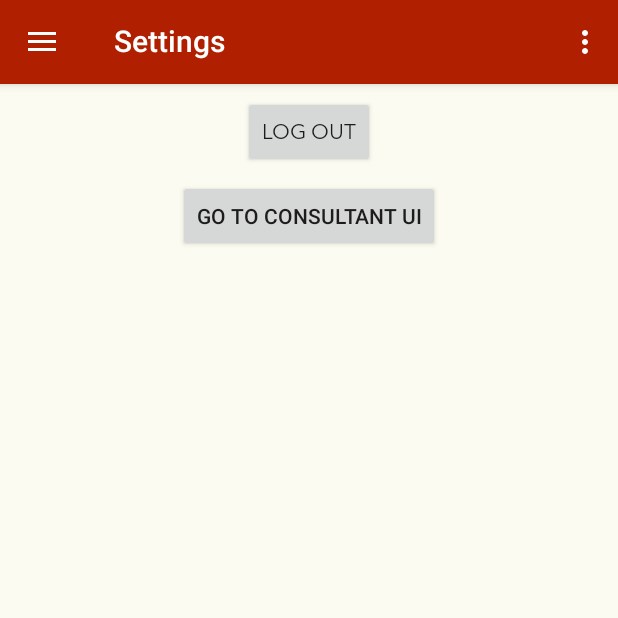
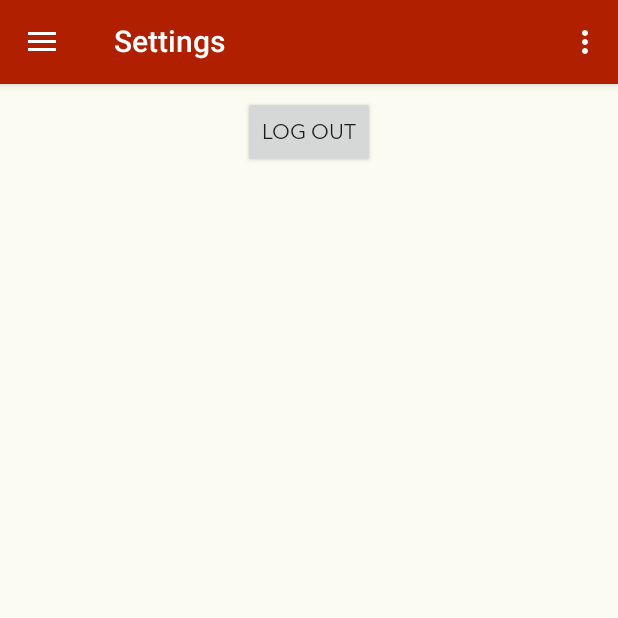
Before and after one commit to aditink/Xevo1, an Android app: the screen it shows after launch once a user with an empty profile is signed in (Main), in the options menu, after a tap on "Settings", on a phone screen of 412 x 824 dp, the top half of it. Run offline under Robolectric (Android 15) with nearby library versions, the phone set to English and light mode, and no system bars; our stand-ins replace Firebase (no records; nobody signed in at launch, a user with empty details on screens opened directly); pictures from the network do not load.

Commit message:
Removed old activity

```diff
--- a/Xevo1/app/src/main/AndroidManifest.xml
+++ b/Xevo1/app/src/main/AndroidManifest.xml
@@ -45,10 +45,6 @@
         <activity
             android:name=".RegisterActivity"
             android:label="@string/title_activity_register" />
-        <activity
-            android:name=".ConsultantQuestions"
-            android:label="@string/title_activity_consultant_questions"
-            android:theme="@style/AppTheme.NoActionBar" />
 
         <meta-data
             android:name="com.facebook.sdk.ApplicationId"
--- a/Xevo1/app/src/main/java/xevo/xevo1/ConsultantQuestionList.kt
+++ b/Xevo1/app/src/main/java/xevo/xevo1/ConsultantQuestionList.kt
@@ -13,9 +13,7 @@ import android.view.View
 import android.view.ViewGroup
 import android.widget.ArrayAdapter
 import android.widget.Spinner
-import kotlinx.android.synthetic.main.activity_consultant_questions.*
 import kotlinx.android.synthetic.main.app_bar_main.*
-import kotlinx.android.synthetic.main.content_consultant_questions.*
 import kotlinx.android.synthetic.main.fragment_consultant_question_list.*
 import xevo.xevo1.models.CaseData
 
--- a/Xevo1/app/src/main/java/xevo/xevo1/SettingsFragment.kt
+++ b/Xevo1/app/src/main/java/xevo/xevo1/SettingsFragment.kt
@@ -46,12 +46,6 @@ class SettingsFragment : XevoFragment() {
             intent.addFlags(Intent.FLAG_ACTIVITY_NEW_TASK or Intent.FLAG_ACTIVITY_CLEAR_TASK)
             startActivity(intent)
         }
-
-        //For testing consultant UI
-        val consultantUiButton = v.consultantUi
-        consultantUiButton.setOnClickListener {
-            startConsultantUI()
-        }
         return v
     }
 
@@ -80,14 +74,6 @@ class SettingsFragment : XevoFragment() {
         fun onFragmentInteraction()
     }
 
-    /**
-     * Start consultant UI for sake of testing.
-     */
-    private fun startConsultantUI() {
-        val intent = Intent(activity, ConsultantQuestions::class.java)
-        startActivity(intent)
-    }
-
     companion object {
         /**
          * Use this factory method to create a new instance of
--- a/Xevo1/app/src/main/res/layout/fragment_consultant_question_list.xml
+++ b/Xevo1/app/src/main/res/layout/fragment_consultant_question_list.xml
@@ -7,9 +7,7 @@
     android:layout_height="match_parent"
     android:background="@color/colorBeige"
     app:layout_behavior="@string/appbar_scrolling_view_behavior"
-    tools:context="xevo.xevo1.ConsultantQuestions"
-    android:layout_margin="@dimen/activity_vertical_margin"
-    tools:showIn="@layout/activity_consultant_questions">
+    android:layout_margin="@dimen/activity_vertical_margin" >
 
     <android.support.v7.widget.AppCompatSpinner
         android:id="@+id/category_spinner"
--- a/Xevo1/app/src/main/res/layout/fragment_settings.xml
+++ b/Xevo1/app/src/main/res/layout/fragment_settings.xml
@@ -22,16 +22,4 @@
         app:layout_constraintStart_toStartOf="parent"
         app:layout_constraintTop_toTopOf="parent" />
 
-    <Button
-        android:id="@+id/consultantUi"
-        android:layout_width="wrap_content"
-        android:layout_height="wrap_content"
-        android:layout_marginEnd="8dp"
-        android:layout_marginStart="8dp"
-        android:layout_marginTop="8dp"
-        android:text="Go to consultant UI"
-        app:layout_constraintEnd_toEndOf="parent"
-        app:layout_constraintStart_toStartOf="parent"
-        app:layout_constraintTop_toBottomOf="@id/logOutButton" />
-
 </android.support.constraint.ConstraintLayout>
```
Also changed, not shown: Xevo1/app/src/main/java/xevo/xevo1/ConsultantQuestions.kt (deleted, +0 -65 lines), Xevo1/app/src/main/res/layout/activity_consultant_questions.xml (deleted, +0 -26 lines), Xevo1/app/src/main/res/layout/content_consultant_questions.xml (deleted, +0 -40 lines).
